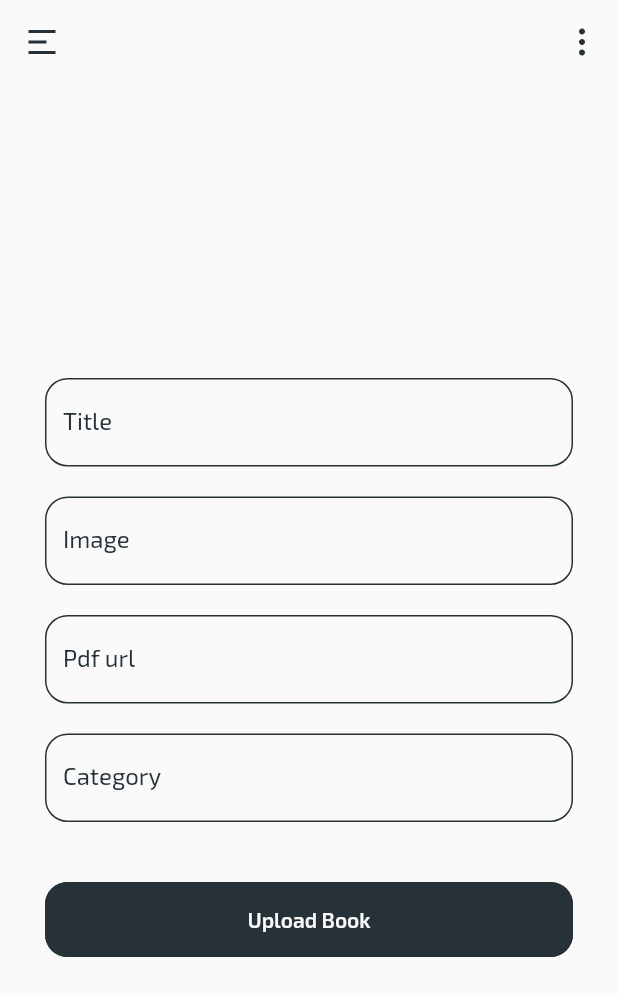
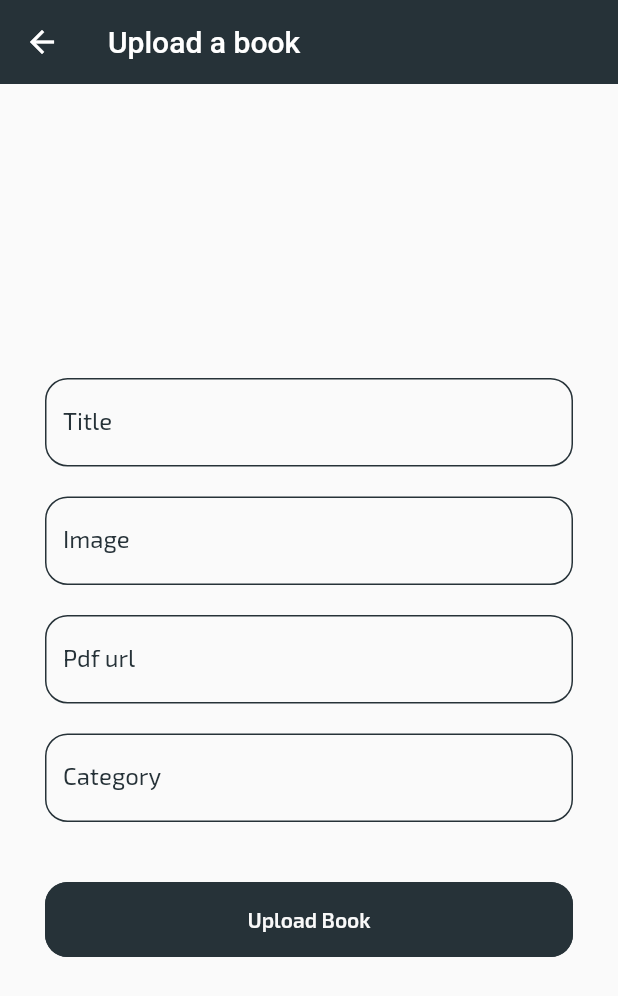
Before and after one commit to Kiyo99/YouRead-Flutter, a Flutter app: the UploadScreen screen opened by its route, on a phone screen of 412 x 824 dp. Shown: the top 996 px of the screen. Run offline on Flutter 3.47's test engine with Material 2 defaults, Android fonts, the phone set to English and light mode, and no system bars; our stand-ins replace cloud_firestore, file_picker, firebase_auth, firebase_core, firebase_storage, flutter_cache_manager and 8 more; missing offline and left inert: pdf_render; accounts and stored records are empty; network calls fail.

Commit message:
Refactored code | Added base screens

```diff
--- a/lib/main.dart
+++ b/lib/main.dart
@@ -3,10 +3,13 @@ import 'package:flutter/material.dart';
 import 'package:flutter/services.dart';
 import 'package:get/get.dart';
 import 'package:hooks_riverpod/hooks_riverpod.dart';
+import 'package:k_books/screens/about_screen.dart';
 import 'package:k_books/screens/book_feed.dart';
 import 'package:k_books/firebase_options.dart';
 import 'package:k_books/screens/book_viewer.dart';
+import 'package:k_books/screens/favourites_screen.dart';
 import 'package:k_books/screens/login_page.dart';
+import 'package:k_books/screens/settings_screen.dart';
 import 'package:k_books/screens/upload_screen.dart';
 import 'package:shared_preferences/shared_preferences.dart';
 
@@ -53,6 +56,9 @@ class MyApp extends HookConsumerWidget {
             BookViewer.id: (context) => BookViewer(),
             BookFeed.id: (context) => const BookFeed(),
             UploadScreen.id: (context) => UploadScreen(),
+            SettingsScreen.id: (context) => const SettingsScreen(),
+            AboutScreen.id: (context) => const AboutScreen(),
+            FavouritesScreen.id: (context) => const FavouritesScreen(),
             LoginPage.id: (context) => LoginPage(),
           },
           home: const BookFeed()),
--- a/lib/screens/upload_screen.dart
+++ b/lib/screens/upload_screen.dart
@@ -73,24 +73,12 @@ class UploadScreen extends HookWidget {
     final pdfLink = useState("");
 
     return Scaffold(
-      drawer: AppDrawer(),
       appBar: AppBar(
-        backgroundColor: Colors.transparent,
-        foregroundColor: Constants.coolBlue,
+        title: const Text("Upload a book"),
+        backgroundColor: Constants.coolBlue,
+        foregroundColor: Colors.white,
         shadowColor: Colors.transparent,
-        leading: Builder(
-          builder: (context) {
-            return IconButton(
-              onPressed: () => Scaffold.of(context).openDrawer(),
-              icon: const Icon(FlutterRemix.menu_2_line),
-            );
-          },
-        ),
         elevation: 0,
-        actions: [
-          IconButton(
-              onPressed: () {}, icon: const Icon(FlutterRemix.more_2_fill))
-        ],
       ),
       body: Container(
         padding: const EdgeInsets.all(20),
```
Also changed, not shown: lib/screens/about_screen.dart (added, +23 -0 lines), lib/screens/book_viewer.dart (+1 -8 lines), lib/screens/favourites_screen.dart (added, +23 -0 lines), lib/screens/settings_screen.dart (added, +23 -0 lines), lib/widgets/drawer.dart (+10 -8 lines).
